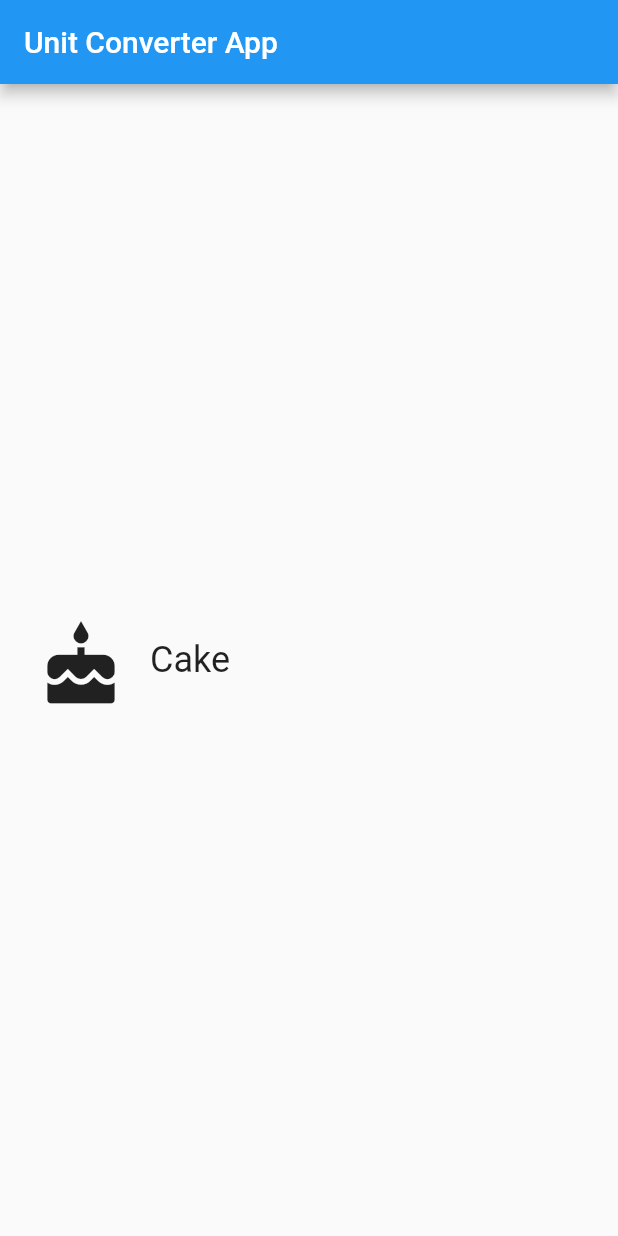
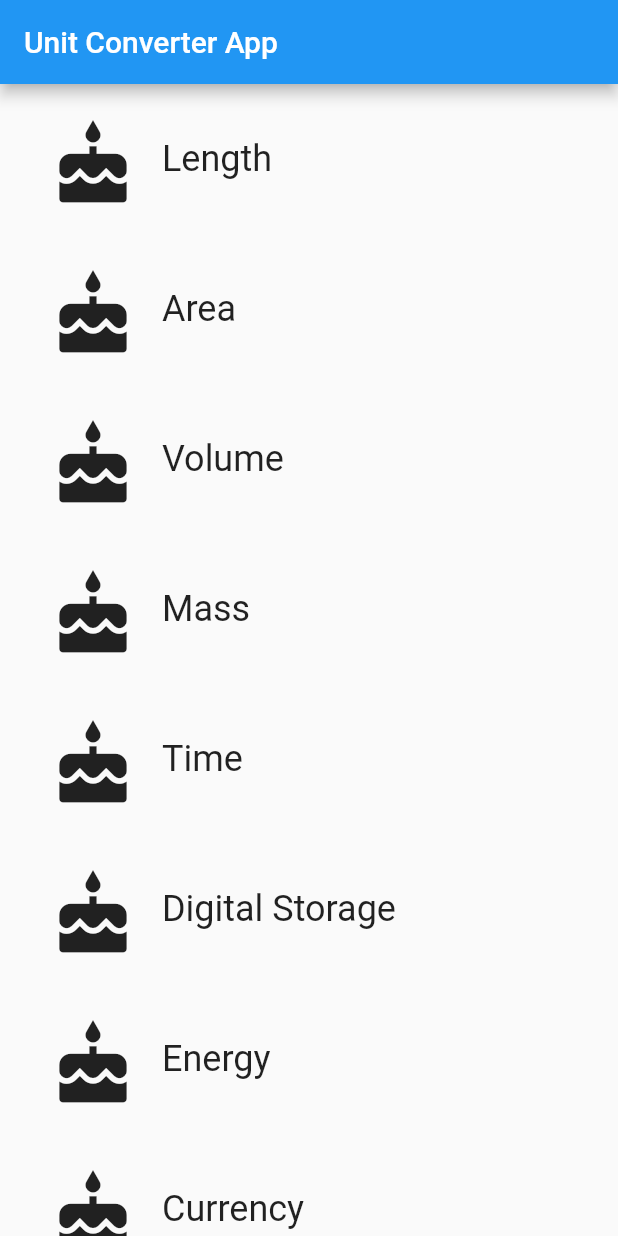
Before and after one commit to jamuc/unit_converter, a Flutter app: the screen it shows after launch, on a phone screen of 412 x 824 dp. Run offline on Flutter 3.47's test engine with Material 2 defaults, Android fonts, the phone set to English and light mode, and no system bars.

Commit message:
Create category_route

```diff
--- /dev/null
+++ b/lib/category_route.dart
@@ -0,0 +1,48 @@
+import 'package:flutter/material.dart';
+import 'category.dart';
+
+const _categoryName = "Cake";
+
+class CategoryRoute extends StatelessWidget {
+  const CategoryRoute();
+
+  static const _categoryNames = <String> [
+    'Length',
+    'Area',
+    'Volume',
+    'Mass',
+    'Time',
+    'Digital Storage',
+    'Energy',
+    'Currency',
+  ];
+
+  @override
+  Widget build(BuildContext context) {
+    final categories = <Category>[];
+
+    for(var i = 0; i < _categoryNames.length; i++) {
+      categories.add(
+        Category(
+          name: _categoryNames[i],
+          iconLocation: Icons.cake,
+        )
+      );
+    }
+
+    final listView = Container(
+      padding: EdgeInsets.symmetric(horizontal: 8.0),
+      child: ListView.builder(
+        itemBuilder: (BuildContext context, int index) => categories[index],
+        itemCount: categories.length,
+      )
+    );
+
+    return Scaffold(
+        appBar: AppBar(
+          title: Text("Unit Converter App"),
+        ),
+        body: listView,
+      );
+  }
+}
--- a/lib/main.dart
+++ b/lib/main.dart
@@ -1,7 +1,5 @@
 import 'package:flutter/material.dart';
-import 'category.dart';
-
-const _categoryName = "Cake";
+import 'category_route.dart';
 
 main(List<String> args) {
   return runApp(UnitConverterApp());
@@ -13,17 +11,7 @@ class UnitConverterApp extends StatelessWidget {
     return MaterialApp(
       title: "Unit Converter App",
       debugShowCheckedModeBanner: false,
-      home: Scaffold(
-        appBar: AppBar(
-          title: Text("Unit Converter App"),
-        ),
-        body: Center(
-          child: Category(
-            name: _categoryName,
-            iconLocation: Icons.cake,
-          ),
-        ),
-      ),
+      home: CategoryRoute(),
     );
   }
 
```
